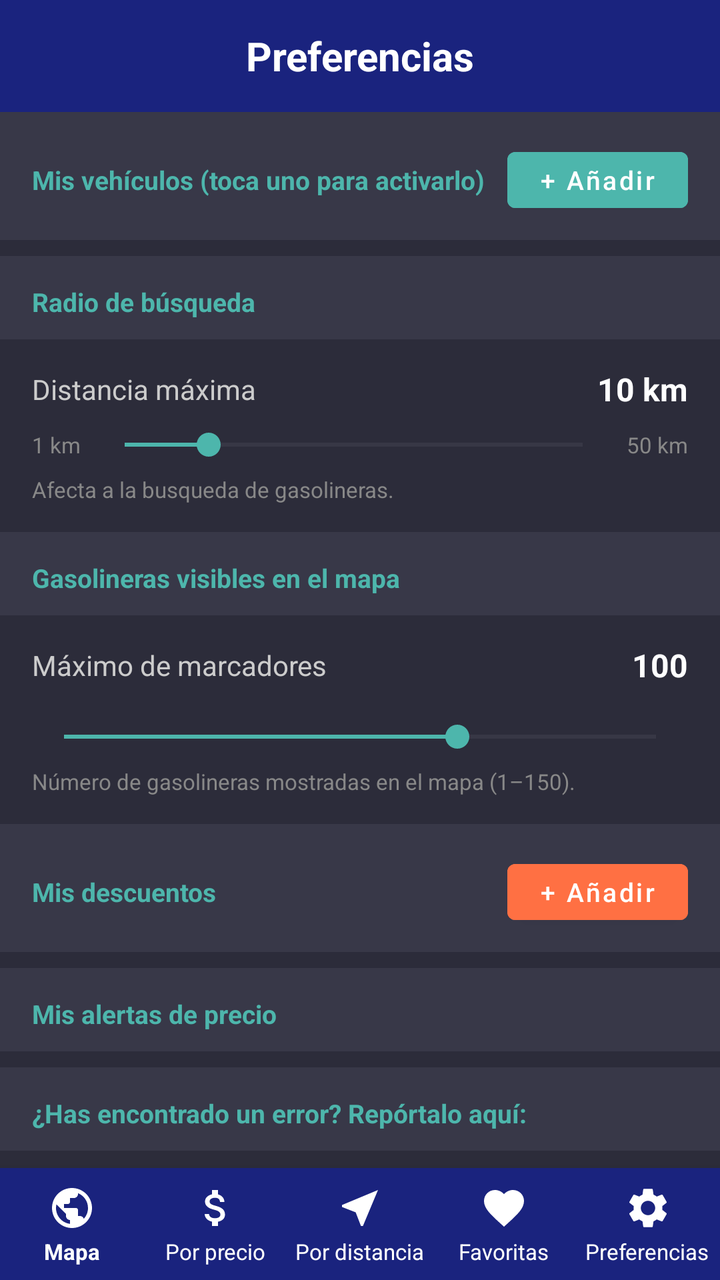
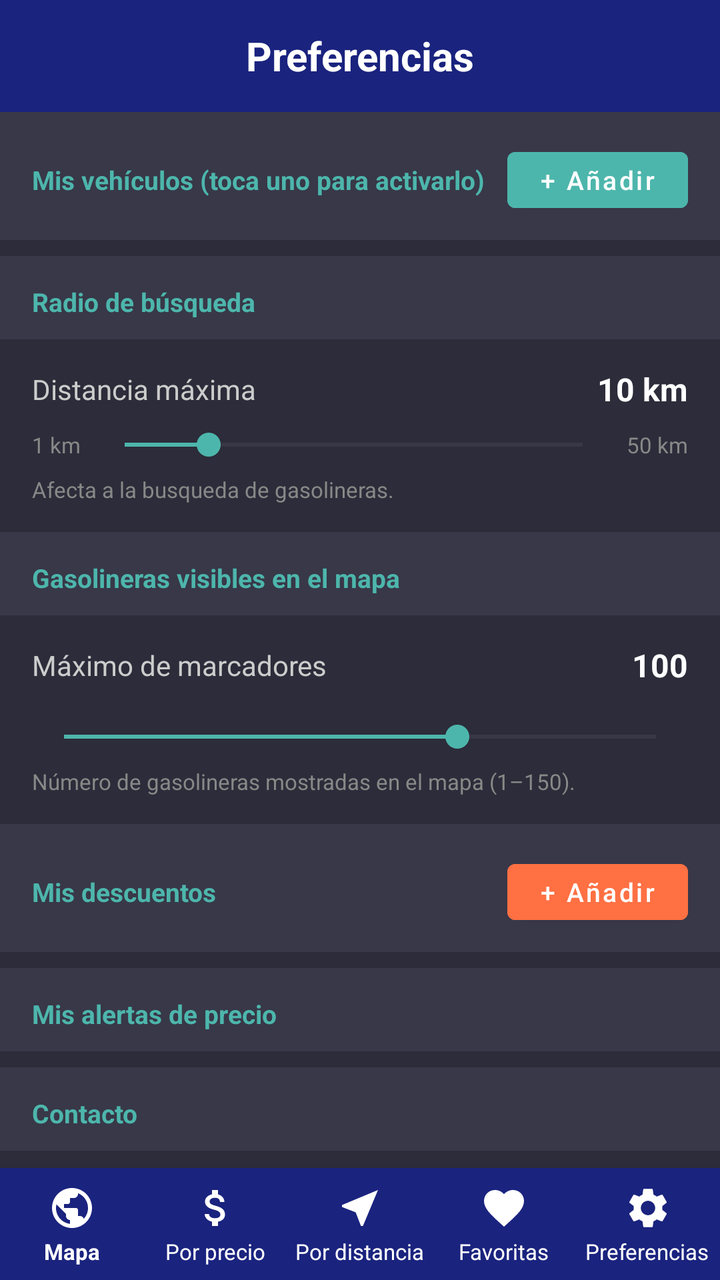

Two renders of the same Android screen: before a commit and after it. Below are the layout's source before the change and the commit's diff.
<!-- AndroidManifest.xml: application theme Theme.AhorraGas -->
<!-- res/layout/activity_preferences.xml -->
<?xml version="1.0" encoding="utf-8"?>
<androidx.coordinatorlayout.widget.CoordinatorLayout
    xmlns:android="http://schemas.android.com/apk/res/android"
    xmlns:app="http://schemas.android.com/apk/res-auto"
    android:layout_width="match_parent"
    android:layout_height="match_parent"
    android:background="#2C2C3A">

    <LinearLayout
        android:layout_width="match_parent"
        android:layout_height="match_parent"
        android:orientation="vertical">

        
        <LinearLayout
            android:id="@+id/topBar"
            android:layout_width="match_parent"
            android:layout_height="56dp"
            android:background="#1A237E"
            android:gravity="center"
            android:paddingHorizontal="16dp">

            <TextView
                android:layout_width="match_parent"
                android:layout_height="wrap_content"
                android:text="@string/title_preferences"
                android:textColor="#FFFFFF"
                android:textSize="20sp"
                android:textStyle="bold"
                android:gravity="center" />
        </LinearLayout>

        <androidx.core.widget.NestedScrollView
            android:layout_width="match_parent"
            android:layout_height="0dp"
            android:layout_weight="1">

            <LinearLayout
                android:layout_width="match_parent"
                android:layout_height="wrap_content"
                android:orientation="vertical"
                android:paddingBottom="88dp">

                
                
                
                <LinearLayout
                    android:layout_width="match_parent"
                    android:layout_height="wrap_content"
                    android:orientation="horizontal"
                    android:gravity="center_vertical"
                    android:background="#383848"
                    android:paddingHorizontal="16dp"
                    android:paddingTop="14dp"
                    android:paddingBottom="10dp">

                    <TextView
                        android:layout_width="0dp"
                        android:layout_height="wrap_content"
                        android:layout_weight="1"
                        android:text="@string/label_my_vehicles_hint"
                        android:textColor="#4DB6AC"
                        android:textSize="13sp"
                        android:textStyle="bold" />

                    <Button
                        android:id="@+id/btnAddVehicle"
                        android:layout_width="wrap_content"
                        android:layout_height="40dp"
                        android:text="@string/btn_add_vehicle"
                        android:textAllCaps="false"
                        android:textSize="13sp"
                        android:gravity="center"
                        android:backgroundTint="#4DB6AC"
                        android:textColor="#FFFFFF"
                        android:paddingHorizontal="16dp" />
                </LinearLayout>

                <LinearLayout
                    android:id="@+id/vehicleListContainer"
                    android:layout_width="match_parent"
                    android:layout_height="wrap_content"
                    android:orientation="vertical"
                    android:paddingHorizontal="12dp"
                    android:paddingTop="8dp" />

                
                
                
                <TextView
                    android:layout_width="match_parent"
                    android:layout_height="wrap_content"
                    android:text="@string/label_search_radius"
                    android:textColor="#4DB6AC"
                    android:textSize="13sp"
                    android:textStyle="bold"
                    android:paddingHorizontal="16dp"
                    android:paddingTop="14dp"
                    android:paddingBottom="10dp"
                    android:background="#383848" />

                <LinearLayout
                    android:layout_width="match_parent"
                    android:layout_height="wrap_content"
                    android:orientation="vertical"
                    android:background="#2C2C3A"
                    android:paddingHorizontal="16dp"
                    android:paddingTop="14dp"
                    android:paddingBottom="14dp">

                    <LinearLayout
                        android:layout_width="match_parent"
                        android:layout_height="wrap_content"
                        android:orientation="horizontal"
                        android:gravity="center_vertical"
                        android:layout_marginBottom="8dp">

                        <TextView
                            android:layout_width="0dp"
                            android:layout_height="wrap_content"
                            android:layout_weight="1"
                            android:text="@string/label_max_distance"
                            android:textColor="#CCCCCC"
                            android:textSize="14sp" />

                        <TextView
                            android:id="@+id/tvRadiusValue"
                            android:layout_width="wrap_content"
                            android:layout_height="wrap_content"
                            android:text="10 km"
                            android:textColor="#FFFFFF"
                            android:textSize="16sp"
                            android:textStyle="bold" />
                    </LinearLayout>

                    <LinearLayout
                        android:layout_width="match_parent"
                        android:layout_height="wrap_content"
                        android:orientation="horizontal"
                        android:gravity="center_vertical">

                        <TextView
                            android:layout_width="wrap_content"
                            android:layout_height="wrap_content"
                            android:text="1 km"
                            android:textColor="#888888"
                            android:textSize="11sp"
                            android:layout_marginEnd="6dp" />

                        <SeekBar
                            android:id="@+id/seekBarRadius"
                            android:layout_width="0dp"
                            android:layout_height="wrap_content"
                            android:layout_weight="1"
                            android:max="49"
                            android:progress="9"
                            android:thumbTint="#4DB6AC"
                            android:progressTint="#4DB6AC"
                            android:progressBackgroundTint="#555566" />

                        <TextView
                            android:layout_width="wrap_content"
                            android:layout_height="wrap_content"
                            android:text="50 km"
                            android:textColor="#888888"
                            android:textSize="11sp"
                            android:layout_marginStart="6dp" />
                    </LinearLayout>

                    <TextView
                        android:layout_width="match_parent"
                        android:layout_height="wrap_content"
                        android:layout_marginTop="6dp"
                        android:text="@string/label_affects_station_search"
                        android:textColor="#888888"
                        android:textSize="11sp" />
                </LinearLayout>

                
                
                
                <TextView
                    android:layout_width="match_parent"
                    android:layout_height="wrap_content"
                    android:text="@string/label_visible_stations_on_map"
                    android:textColor="#4DB6AC"
                    android:textSize="13sp"
                    android:textStyle="bold"
                    android:paddingHorizontal="16dp"
                    android:paddingTop="14dp"
                    android:paddingBottom="10dp"
                    android:background="#383848" />

                <LinearLayout
                    android:layout_width="match_parent"
                    android:layout_height="wrap_content"
                    android:orientation="vertical"
                    android:background="#2C2C3A"
                    android:paddingHorizontal="16dp"
                    android:paddingTop="14dp"
                    android:paddingBottom="14dp">

                    <LinearLayout
                        android:layout_width="match_parent"
                        android:layout_height="wrap_content"
                        android:orientation="horizontal"
                        android:gravity="center_vertical"
                        android:layout_marginBottom="8dp">

                        <TextView
                            android:layout_width="0dp"
                            android:layout_height="wrap_content"
                            android:layout_weight="1"
                            android:text="@string/label_max_markers"
                            android:textColor="#CCCCCC"
                            android:textSize="14sp" />

                        <TextView
                            android:id="@+id/tvMarkersValue"
                            android:layout_width="wrap_content"
                            android:layout_height="wrap_content"
                            android:text="100"
                            android:textColor="#FFFFFF"
                            android:textSize="16sp"
                            android:textStyle="bold" />
                    </LinearLayout>

                    <SeekBar
                        android:id="@+id/seekBarMarkers"
                        android:layout_width="match_parent"
                        android:layout_height="wrap_content"
                        android:layout_marginTop="8dp"
                        android:max="149"
                        android:progress="99"
                        android:thumbTint="#4DB6AC"
                        android:progressTint="#4DB6AC"
                        android:progressBackgroundTint="#555566" />

                    <TextView
                        android:layout_width="match_parent"
                        android:layout_height="wrap_content"
                        android:layout_marginTop="6dp"
                        android:text="@string/label_markers_range_hint"
                        android:textColor="#888888"
                        android:textSize="11sp" />
                </LinearLayout>

                
                
                
                <LinearLayout
                    android:layout_width="match_parent"
                    android:layout_height="wrap_content"
                    android:orientation="horizontal"
                    android:gravity="center_vertical"
                    android:background="#383848"
                    android:paddingHorizontal="16dp"
                    android:paddingTop="14dp"
                    android:paddingBottom="10dp">

                    <TextView
                        android:layout_width="0dp"
                        android:layout_height="wrap_content"
                        android:layout_weight="1"
                        android:text="@string/label_my_discounts"
                        android:textColor="#4DB6AC"
                        android:textSize="13sp"
                        android:textStyle="bold" />

                    <Button
                        android:id="@+id/btnAddDiscount"
                        android:layout_width="wrap_content"
                        android:layout_height="40dp"
                        android:text="@string/btn_add"
                        android:textAllCaps="false"
                        android:textSize="13sp"
                        android:gravity="center"
                        android:backgroundTint="#FF7043"
                        android:textColor="#FFFFFF"
                        android:paddingHorizontal="16dp" />
                </LinearLayout>

                <LinearLayout
                    android:id="@+id/discountListContainer"
                    android:layout_width="match_parent"
                    android:layout_height="wrap_content"
                    android:orientation="vertical"
                    android:paddingHorizontal="12dp"
                    android:paddingTop="8dp" />

                
                
                
                <TextView
                    android:layout_width="match_parent"
                    android:layout_height="wrap_content"
                    android:text="@string/label_my_price_alerts"
                    android:textColor="#4DB6AC"
                    android:textSize="13sp"
                    android:textStyle="bold"
                    android:paddingHorizontal="16dp"
                    android:paddingTop="14dp"
                    android:paddingBottom="10dp"
                    android:background="#383848" />

                <LinearLayout
                    android:id="@+id/alertListContainer"
                    android:layout_width="match_parent"
                    android:layout_height="wrap_content"
                    android:orientation="vertical"
                    android:paddingHorizontal="12dp"
                    android:paddingTop="8dp" />

                
                
                
                <TextView
                    android:layout_width="match_parent"
                    android:layout_height="wrap_content"
                    android:text="@string/pref_contact_title"
                    android:textColor="#4DB6AC"
                    android:textSize="13sp"
                    android:textStyle="bold"
                    android:paddingHorizontal="16dp"
                    android:paddingTop="14dp"
                    android:paddingBottom="10dp"
                    android:background="#383848" />

                <TextView
                    android:id="@+id/tvContactEmail"
                    android:layout_width="match_parent"
                    android:layout_height="wrap_content"
                    android:text="@string/pref_contact_email"
                    android:textColor="#CCCCCC"
                    android:textSize="14sp"
                    android:paddingHorizontal="16dp"
                    android:paddingTop="12dp"
                    android:paddingBottom="12dp"
                    android:background="#2C2C3A"
                    android:clickable="true"
                    android:focusable="true"
                    android:drawablePadding="8dp" />

                
                
                
                <TextView
                    android:layout_width="match_parent"
                    android:layout_height="wrap_content"
                    android:text="@string/pref_privacy_title"
                    android:textColor="@color/teal_accent"
                    android:textSize="13sp"
                    android:textStyle="bold"
                    android:paddingHorizontal="16dp"
                    android:paddingTop="14dp"
                    android:paddingBottom="10dp"
                    android:background="@color/pref_card" />

                <TextView
                    android:id="@+id/tvPrivacyPolicy"
                    android:layout_width="match_parent"
                    android:layout_height="wrap_content"
                    android:minHeight="48dp"
                    android:gravity="center_vertical"
                    android:text="@string/pref_privacy_policy"
                    android:textColor="@color/pref_label"
                    android:textSize="14sp"
                    android:paddingHorizontal="16dp"
                    android:paddingVertical="12dp"
                    android:background="@color/pref_input"
                    android:foreground="?attr/selectableItemBackground"
                    android:clickable="true"
                    android:focusable="true" />

            </LinearLayout>
        </androidx.core.widget.NestedScrollView>

        <com.google.android.material.bottomnavigation.BottomNavigationView
            android:id="@+id/bottomNavPrefs"
            android:layout_width="match_parent"
            android:layout_height="wrap_content"
            android:background="#1A237E"
            app:menu="@menu/bottom_nav_menu"
            app:itemIconTint="@color/white"
            app:itemTextColor="@color/white"
            app:labelVisibilityMode="labeled"
            app:itemTextAppearanceActive="@style/BottomNavTextStyle"
            app:itemTextAppearanceInactive="@style/BottomNavTextStyle" />
    </LinearLayout>

</androidx.coordinatorlayout.widget.CoordinatorLayout>
<!-- resources referenced by this layout -->
<resources>
  <color name="pref_card">#383848</color>
  <color name="pref_input">#2C2C3A</color>
  <color name="pref_label">#CCCCCC</color>
  <color name="teal_accent">#4DB6AC</color>
  <color name="white">#FFFFFF</color>
  <string name="btn_add">+ Añadir</string>
  <string name="btn_add_vehicle">+ Añadir</string>
  <string name="label_affects_station_search">Afecta a la busqueda de gasolineras.</string>
  <string name="label_markers_range_hint">Número de gasolineras mostradas en el mapa (1–150).</string>
  <string name="label_max_distance">Distancia máxima</string>
  <string name="label_max_markers">Máximo de marcadores</string>
  <string name="label_my_discounts">Mis descuentos</string>
  <string name="label_my_price_alerts">Mis alertas de precio</string>
  <string name="label_my_vehicles_hint">Mis vehículos (toca uno para activarlo)</string>
  <string name="label_search_radius">Radio de búsqueda</string>
  <string name="label_visible_stations_on_map">Gasolineras visibles en el mapa</string>
  <string name="pref_contact_email">ahorragas.soporte@gmail.com</string>
  <string name="pref_contact_title">¿Has encontrado un error? Repórtalo aquí:</string>
  <string name="pref_privacy_policy">Política de privacidad</string>
  <string name="pref_privacy_title">Privacidad</string>
  <string name="title_preferences">Preferencias</string>
  <style name="BottomNavTextStyle">
          <item name="android:textSize">11sp</item>
      </style>
  <style name="Theme.AhorraGas" parent="Theme.MaterialComponents.DayNight.NoActionBar">
          <item name="colorPrimary">@color/primary</item>
          <item name="colorPrimaryVariant">@color/primary_dark</item>
          <item name="colorOnPrimary">@color/white</item>
          <item name="colorSecondary">@color/secondary</item>
          <item name="colorOnSecondary">@color/white</item>
          <item name="android:statusBarColor">@color/primary_dark</item>
      </style>
  <color name="primary">#1565C0</color>
  <color name="primary_dark">#0D47A1</color>
  <color name="secondary">#FF9800</color>
</resources>

<!-- the commit's change to res/layout/activity_preferences.xml (unified diff, before → after) -->
@@ -330,6 +330,9 @@
                     android:id="@+id/tvContactEmail"
                     android:layout_width="match_parent"
                     android:layout_height="wrap_content"
+                    android:minHeight="48dp"
+                    android:gravity="center_vertical"
+                    android:foreground="?attr/selectableItemBackground"
                     android:text="@string/pref_contact_email"
                     android:textColor="#CCCCCC"
                     android:textSize="14sp"
<!-- resource entries referenced after the edit -->
@@ -17,7 +17,7 @@
   <string name="label_search_radius">Radio de búsqueda</string>
   <string name="label_visible_stations_on_map">Gasolineras visibles en el mapa</string>
   <string name="pref_contact_email">ahorragas.soporte@gmail.com</string>
-  <string name="pref_contact_title">¿Has encontrado un error? Repórtalo aquí:</string>
+  <string name="pref_contact_title">Contacto</string>
   <string name="pref_privacy_policy">Política de privacidad</string>
   <string name="pref_privacy_title">Privacidad</string>
   <string name="title_preferences">Preferencias</string>
